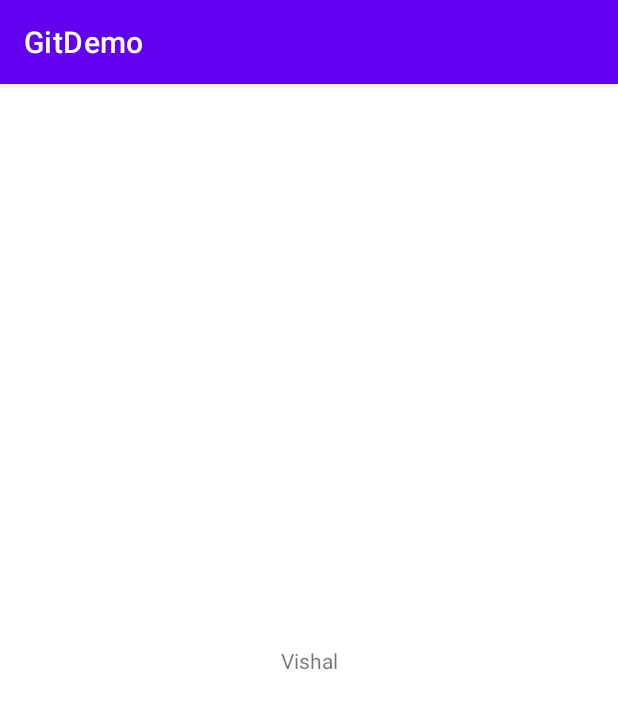
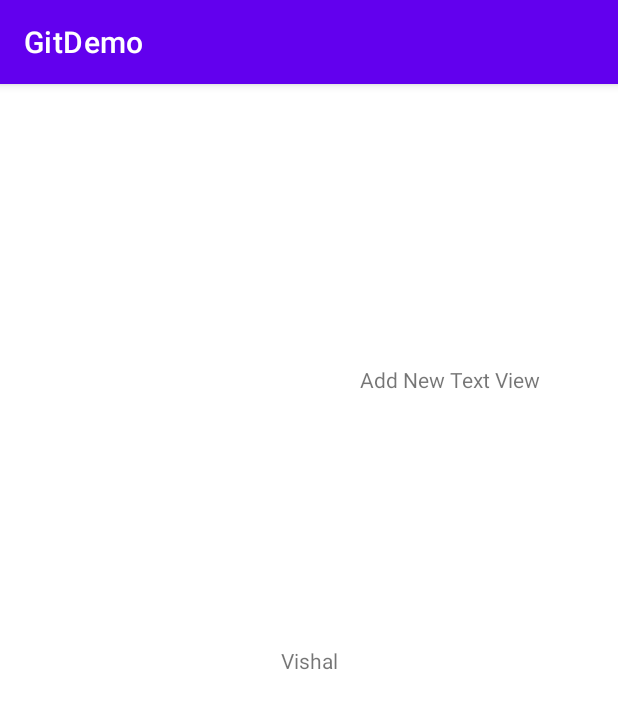
Before and after one commit to sandeepindigis/GitDemo, an Android app: the screen it shows after launch (MainActivity), on a phone screen of 412 x 824 dp. Shown: the top 709 px of the screen. Run offline under Robolectric (Android 15) with nearby library versions, the phone set to English and light mode, and no system bars.

Commit message:
Add New Text View

```diff
--- a/app/src/main/java/com/example/gitdemo/MainActivity.java
+++ b/app/src/main/java/com/example/gitdemo/MainActivity.java
@@ -13,8 +13,10 @@ public class MainActivity extends AppCompatActivity {
         setContentView(R.layout.activity_main);
 
         TextView tv=findViewById(R.id.tv_name);
+        TextView tv1=findViewById(R.id.tv_namee);
         tv.setText("Sandeep");
         tv.setText("Vishal");
+        tv1.setText("Add New Text View");
        /* tv.setText("Twinkal");
         tv.setText("Titu");
         tv.setText("Lala");
--- a/app/src/main/res/layout/activity_main.xml
+++ b/app/src/main/res/layout/activity_main.xml
@@ -16,4 +16,15 @@
         app:layout_constraintRight_toRightOf="parent"
         app:layout_constraintTop_toTopOf="parent" />
 
+    <TextView
+        android:id="@+id/tv_namee"
+        android:layout_width="wrap_content"
+        android:layout_height="wrap_content"
+        android:text="Hello World!"
+        app:layout_constraintBottom_toBottomOf="@+id/tv_name"
+        app:layout_constraintLeft_toLeftOf="@+id/tv_name"
+        app:layout_constraintRight_toRightOf="parent"
+        app:layout_constraintTop_toTopOf="parent"
+        />
+
 </androidx.constraintlayout.widget.ConstraintLayout>
```
